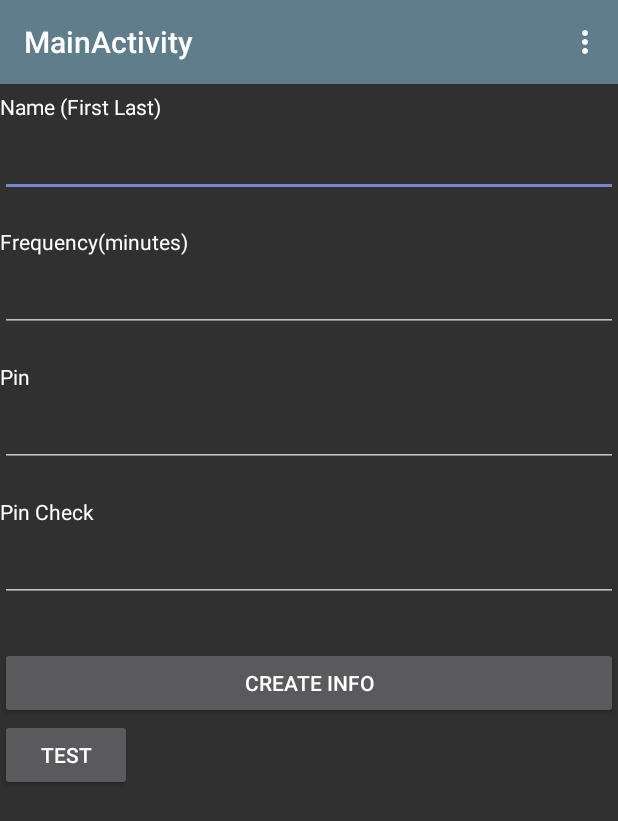
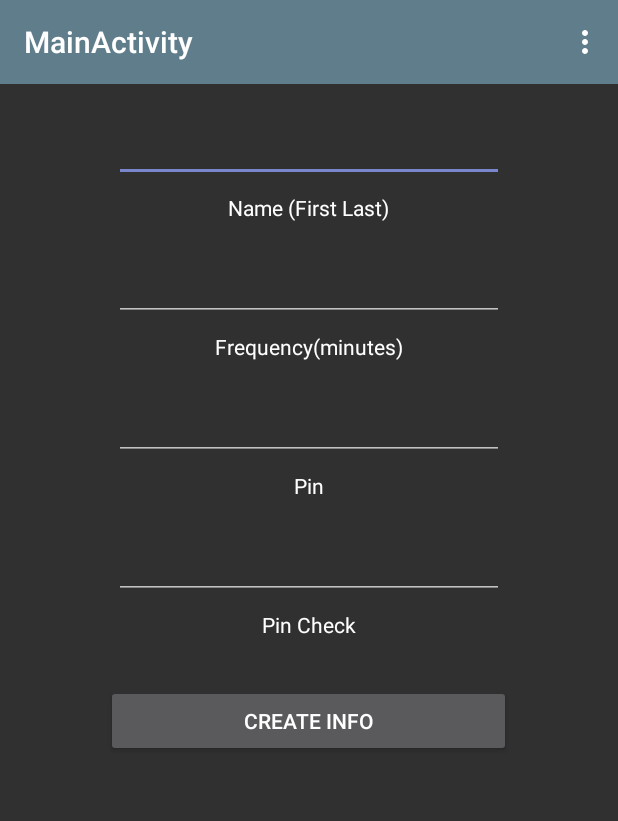
Before and after one commit to DiNear/BigBrother, an Android app: the screen it shows after launch (MainActivity), on a phone screen of 412 x 824 dp. Shown: the top 821 px of the screen. Run offline under Robolectric (Android 15) with nearby library versions, the phone set to English and light mode, and no system bars; 3 statements that could not run were skipped.

Commit message:
formatted login/registration page

```diff
--- a/MyApplication/app/src/main/res/layout/activity_main.xml
+++ b/MyApplication/app/src/main/res/layout/activity_main.xml
@@ -17,95 +17,101 @@
         android:layout_height="wrap_content"
         android:layout_below="@+id/app_bar">
         <!--  Name Label -->
-        <TextView android:layout_width="fill_parent"
+
+        <EditText android:layout_width="wrap_content"
+            android:id="@+id/name_text"
+            android:layout_height="wrap_content"
+            android:layout_marginTop="20dip"
+            android:layout_marginBottom="2dip"
+            android:singleLine="true"
+            android:layout_gravity="center_horizontal"
+            android:paddingLeft="130dip"
+            android:paddingRight="130dip"
+            />
+
+        <TextView android:layout_width="wrap_content"
             android:layout_height="wrap_content"
             android:textColor="#FFFFFF"
             android:text="Name (First Last)"
             android:layout_marginTop="5dip"
+            android:layout_marginBottom="5dip"
             android:layout_gravity="center_horizontal"
             />
 
-        <EditText android:layout_width="fill_parent"
-            android:id="@+id/name_text"
+        <EditText android:layout_width="wrap_content"
+            android:id="@+id/frequency_text"
             android:layout_height="wrap_content"
-            android:layout_marginTop="5dip"
-            android:layout_marginBottom="20dip"
+            android:layout_marginTop="15dip"
+            android:layout_marginBottom="2dip"
             android:singleLine="true"
             android:layout_gravity="center_horizontal"
-            android:paddingLeft="20dp"
-            android:paddingRight="20dp"
+            android:paddingLeft="130dip"
+            android:paddingRight="130dip"
             />
 
-        <TextView android:layout_width="fill_parent"
+        <TextView android:layout_width="wrap_content"
             android:layout_height="wrap_content"
             android:textColor="#FFFFFF"
             android:text="Frequency(minutes)"
-            android:layout_gravity="center_horizontal"/>
+            android:layout_marginTop="5dip"
+            android:layout_marginBottom="5dip"
+            android:layout_gravity="center_horizontal"
+            />
 
-        <EditText android:layout_width="fill_parent"
-            android:id="@+id/frequeny_text"
+        <EditText android:layout_width="wrap_content"
+            android:password="true"
+            android:inputType="number"
+            android:id="@+id/pin_check_text"
             android:layout_height="wrap_content"
-            android:layout_marginTop="5dip"
-            android:layout_marginBottom="20dip"
+            android:layout_marginTop="15dip"
+            android:layout_marginBottom="2dip"
             android:singleLine="true"
-            android:inputType="number"
             android:layout_gravity="center_horizontal"
-            android:paddingLeft="20dp"
-            android:paddingRight="20dp"/>
+            android:paddingLeft="130dip"
+            android:paddingRight="130dip"
+            />
 
-        <TextView android:layout_width="fill_parent"
+        <TextView android:layout_width="wrap_content"
             android:layout_height="wrap_content"
             android:textColor="#FFFFFF"
             android:text="Pin"
+            android:layout_marginTop="5dip"
+            android:layout_marginBottom="5dip"
             android:layout_gravity="center_horizontal"
-        />
+            />
 
-        <EditText android:layout_width="fill_parent"
-            android:layout_height="wrap_content"
-            android:layout_marginTop="5dip"
-            android:layout_marginBottom="20dip"
-            android:singleLine="true"
+        <EditText android:layout_width="wrap_content"
             android:password="true"
             android:inputType="number"
             android:id="@+id/pin_text"
+            android:layout_height="wrap_content"
+            android:layout_marginTop="15dip"
+            android:layout_marginBottom="2dip"
+            android:singleLine="true"
             android:layout_gravity="center_horizontal"
-            android:paddingLeft="20dp"
-            android:paddingRight="20dp"
+            android:paddingLeft="130dip"
+            android:paddingRight="130dip"
             />
 
-        <TextView android:layout_width="fill_parent"
+        <TextView android:layout_width="wrap_content"
             android:layout_height="wrap_content"
             android:textColor="#FFFFFF"
             android:text="Pin Check"
-            android:layout_gravity="center_horizontal"/>
+            android:layout_marginTop="5dip"
+            android:layout_marginBottom="5dip"
+            android:layout_gravity="center_horizontal"
+            />
 
-        <EditText android:layout_width="fill_parent"
-            android:layout_height="wrap_content"
-            android:layout_marginTop="5dip"
-            android:layout_marginBottom="20dip"
-            android:singleLine="true"
-            android:password="true"
-            android:inputType="number"
-            android:id="@+id/pin_check_text"
-            android:layout_gravity="center_horizontal"
-            android:paddingLeft="20dp"
-            android:paddingRight="20dp"
-            />
         <!-- Login button -->
         <Button android:id="@+id/btnLogin"
-            android:layout_width="fill_parent"
+            android:layout_width="wrap_content"
             android:layout_height="wrap_content"
-            android:layout_marginTop="10dip"
+            android:layout_marginTop="25dp"
+            android:layout_gravity="center_horizontal"
+            android:width="270dp"
             android:text="Create Info"/>
 
     </LinearLayout>
 
-    <Button
-        android:layout_below="@+id/form_layout"
-        android:id="@+id/button_test"
-        android:layout_height="wrap_content"
-        android:layout_width="wrap_content"
-        android:text="Test"
-        />
 
 </RelativeLayout>
```
